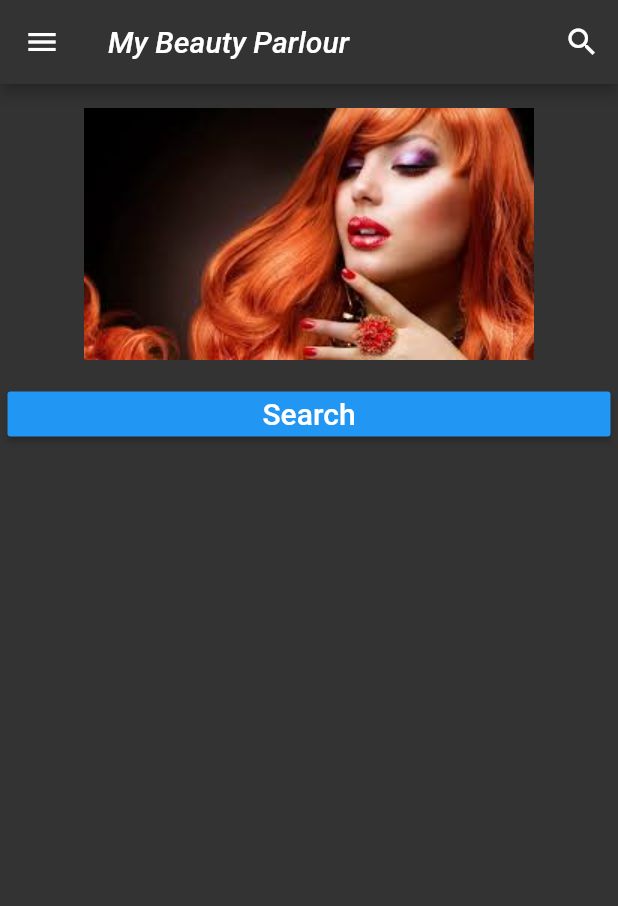
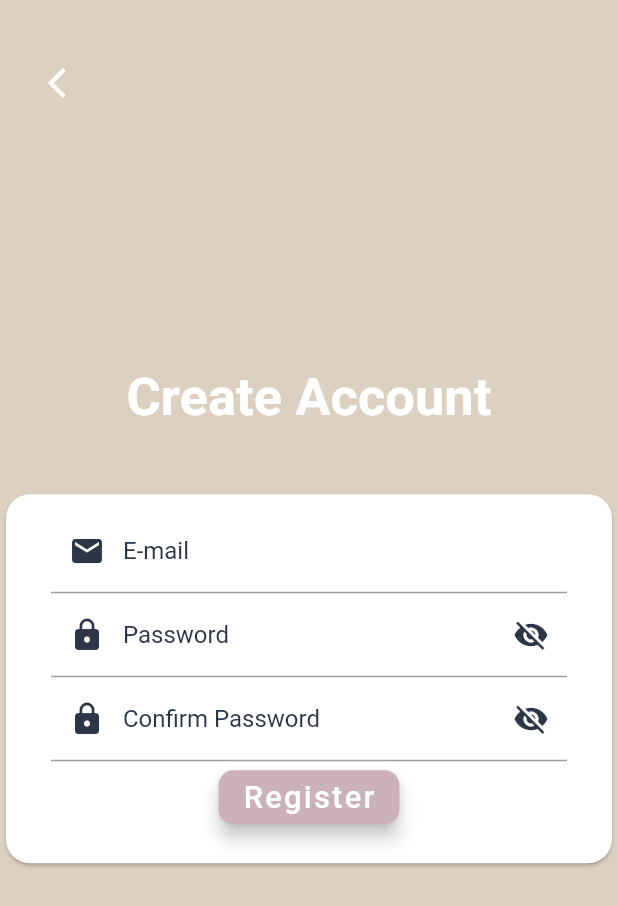
Before and after one commit to sat-tish/beauty_parlour, a Flutter app: the screen it shows after launch, on a phone screen of 412 x 824 dp. Shown: the top 906 px of the screen. Run offline on Flutter 3.47's test engine with Material 2 defaults, Android fonts, the phone set to English and light mode, and no system bars; drawn by our look-alikes of carousel_pro.

Commit message:
added login and signup

```diff
--- a/lib/main.dart
+++ b/lib/main.dart
@@ -1,9 +1,14 @@
+import 'package:beauty_parlour/model/log.dart';
+import 'package:beauty_parlour/model/loginPage.dart';
+import 'package:beauty_parlour/model/signUpPage.dart';
 import 'package:flutter/material.dart';
 
 import 'Home.dart';
-void main(){
+
+void main() {
   runApp(MyApp());
 }
+
 class MyApp extends StatefulWidget {
   @override
   _MyAppState createState() => _MyAppState();
@@ -13,7 +18,7 @@ class _MyAppState extends State<MyApp> {
   @override
   Widget build(BuildContext context) {
     return MaterialApp(
-      home: Home(),
+      home: SignUp(),
     );
   }
 }
--- /dev/null
+++ b/lib/model/signUpPage.dart
@@ -0,0 +1,220 @@
+import 'package:beauty_parlour/model/log.dart';
+import 'package:flutter/cupertino.dart';
+import 'package:flutter/material.dart';
+
+class SignUp extends StatefulWidget {
+  @override
+  _SignUpState createState() => _SignUpState();
+}
+
+class _SignUpState extends State<SignUp> {
+  String email, password;
+
+  bool _passwordVisible;
+
+  @override
+  void initState() {
+    _passwordVisible = false;
+    super.initState();
+  }
+
+  Widget _emailField() {
+    return Container(
+      child: TextFormField(
+        style: TextStyle(fontSize: 14),
+        keyboardType: TextInputType.emailAddress,
+        onChanged: (value) {
+          setState(() {
+            email = value;
+          });
+        },
+        decoration: InputDecoration(
+            focusedBorder: UnderlineInputBorder(
+              borderSide: BorderSide(color: Color(0xff2D3647)),
+            ),
+            prefixIcon: Icon(
+              Icons.email,
+              color: Color(0xff2D3647),
+            ),
+            labelText: 'E-mail',
+            labelStyle: TextStyle(color: Color(0xff2D3647), fontSize: 16)),
+      ),
+    );
+  }
+
+  Widget _passwordField() {
+    return Container(
+      child: TextFormField(
+        cursorColor: Color(0xff2D3647),
+        style: TextStyle(fontSize: 14),
+        keyboardType: TextInputType.text,
+        obscureText: _passwordVisible,
+        onChanged: (value) {
+          setState(() {
+            password = value;
+          });
+        },
+        decoration: InputDecoration(
+          focusedBorder: UnderlineInputBorder(
+            borderSide: BorderSide(color: Color(0xff2D3647)),
+          ),
+          prefixIcon: Icon(
+            Icons.lock,
+            color: Color(0xff2D3647),
+          ),
+          labelText: 'Password',
+          labelStyle: TextStyle(color: Color(0xff2D3647), fontSize: 16),
+          suffixIcon: IconButton(
+            icon: Icon(
+              _passwordVisible ? Icons.visibility : Icons.visibility_off,
+              color: Color(0xff2D3647),
+            ),
+            onPressed: () {
+              setState(() {
+                _passwordVisible = !_passwordVisible;
+              });
+            },
+          ),
+        ),
+      ),
+    );
+  }
+
+  Widget _confirmpasswordField() {
+    return Container(
+      child: TextFormField(
+        cursorColor: Color(0xff2D3647),
+        style: TextStyle(fontSize: 14),
+        keyboardType: TextInputType.text,
+        obscureText: _passwordVisible,
+        onChanged: (value) {
+          setState(() {
+            password = value;
+          });
+        },
+        decoration: InputDecoration(
+          focusedBorder: UnderlineInputBorder(
+            borderSide: BorderSide(color: Color(0xff2D3647)),
+          ),
+          prefixIcon: Icon(
+            Icons.lock,
+            color: Color(0xff2D3647),
+          ),
+          labelText: 'Confirm Password',
+          labelStyle: TextStyle(color: Color(0xff2D3647), fontSize: 16),
+          suffixIcon: IconButton(
+            icon: Icon(
+              _passwordVisible ? Icons.visibility : Icons.visibility_off,
+              color: Color(0xff2D3647),
+            ),
+            onPressed: () {
+              setState(() {
+                _passwordVisible = !_passwordVisible;
+              });
+            },
+          ),
+        ),
+      ),
+    );
+  }
+
+  Widget _loginButton() {
+    return RaisedButton(
+      elevation: 5.0,
+      color: Color(0xffCBB1B8),
+      shape: RoundedRectangleBorder(
+        borderRadius: BorderRadius.circular(10.0),
+      ),
+      onPressed: () {},
+      child: Text(
+        "Register",
+        style: TextStyle(
+          color: Colors.white,
+          letterSpacing: 1.5,
+          fontSize: MediaQuery.of(context).size.height / 40,
+        ),
+      ),
+    );
+  }
+
+  Widget _forgotPassword() {
+    return FlatButton(
+      onPressed: () {},
+      child: Text("Forgot Password"),
+    );
+  }
+
+  Widget _container() {
+    return Container(
+      color: Colors.white,
+      padding: EdgeInsets.only(left: 20, right: 20),
+      child: Column(
+        children: [
+          _emailField(),
+          _passwordField(),
+          _confirmpasswordField(),
+          _loginButton()
+        ],
+      ),
+    );
+  }
+
+  Widget _backButton() {
+    return FlatButton(
+      padding: EdgeInsets.only(top: 30),
+      child: Icon(
+        Icons.arrow_back_ios,
+        color: Colors.white,
+      ),
+      onPressed: () {
+        Navigator.push(
+            context, MaterialPageRoute(builder: (context) => Login()));
+      },
+    );
+  }
+
+  @override
+  Widget build(BuildContext context) {
+    return Scaffold(
+      backgroundColor: Color(0xffdcd0c0),
+      body: Stack(
+        children: [
+          Positioned(top: 13, left: 0, child: (_backButton())),
+          Center(
+            child: SingleChildScrollView(
+              child: Column(
+                children: [
+                  Padding(
+                    padding: EdgeInsets.only(bottom: 40),
+                    child: Text(
+                      "Create Account",
+                      style: TextStyle(
+                          fontSize: 35,
+                          color: Colors.white,
+                          fontWeight: FontWeight.bold),
+                    ),
+                  ),
+                  Card(
+                    shape: new RoundedRectangleBorder(
+                        borderRadius: new BorderRadius.circular(16.0)),
+                    child: Container(
+                      padding: EdgeInsets.only(
+                          top: 10, left: 10, right: 10, bottom: 20),
+                      child: Column(
+                        crossAxisAlignment: CrossAxisAlignment.center,
+                        mainAxisAlignment: MainAxisAlignment.center,
+                        children: [
+                          _container(),
+                        ],
+                      ),
+                    ),
+                  ),
+                ],
+              ),
+            ),
+          ),
+        ],
+      ),
+    );
+  }
+}
```
Also changed, not shown: lib/model/log.dart (added, +167 -0 lines).
